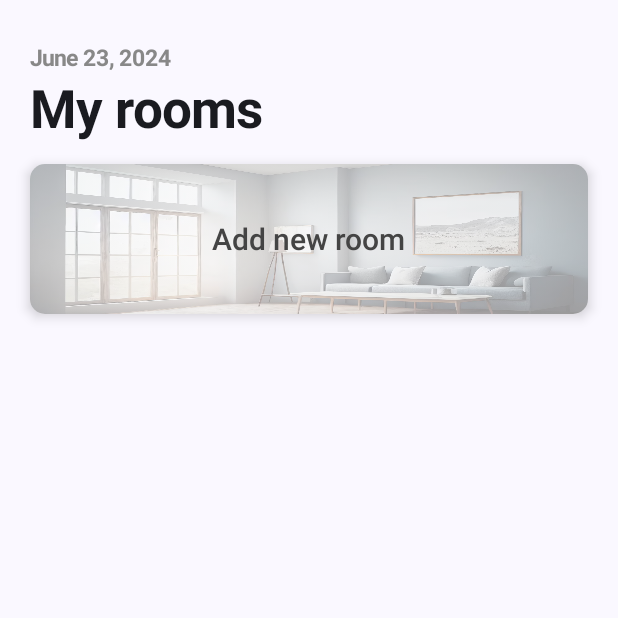
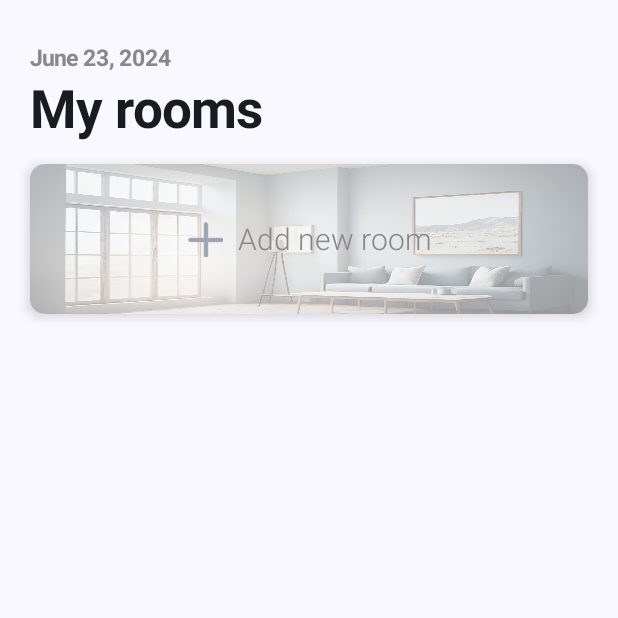
Before and after one commit to thetixious/MobileApp, an Android app built with Jetpack Compose: the screen it shows after launch (MainActivity), on a phone screen of 412 x 824 dp, the top half of it. Run offline under Robolectric (Android 15) with nearby library versions, the phone set to English and light mode, and no system bars.

Commit message:
add form for creation room

```diff
--- a/app/src/main/java/com/rmp/lab/MainActivity.kt
+++ b/app/src/main/java/com/rmp/lab/MainActivity.kt
@@ -1,16 +1,12 @@
 package com.rmp.lab
 
-import android.graphics.Color
 import android.os.Bundle
 import androidx.activity.ComponentActivity
 import androidx.activity.compose.setContent
 import androidx.compose.foundation.layout.fillMaxSize
 import androidx.compose.material3.MaterialTheme
 import androidx.compose.material3.Surface
-import androidx.compose.material3.Text
-import androidx.compose.runtime.Composable
 import androidx.compose.ui.Modifier
-import androidx.compose.ui.tooling.preview.Preview
 import androidx.navigation.compose.NavHost
 import androidx.navigation.compose.composable
 import androidx.navigation.compose.rememberNavController
--- a/app/src/main/java/com/rmp/lab/ui/form/CreateRoomScreen.kt
+++ /dev/null
@@ -1,4 +0,0 @@
-package com.rmp.lab.ui.form
-
-class CreateRoomScreen {
-}
--- a/app/src/main/java/com/rmp/lab/ui/screen/AddNewRoom.kt
+++ b/app/src/main/java/com/rmp/lab/ui/screen/AddNewRoom.kt
@@ -1,12 +1,15 @@
 package com.rmp.lab.ui.screen
 
 
+import androidx.compose.foundation.Image
 import androidx.compose.foundation.background
 import androidx.compose.foundation.layout.Box
+import androidx.compose.foundation.layout.Row
 
 import androidx.compose.foundation.layout.fillMaxWidth
 import androidx.compose.foundation.layout.height
 import androidx.compose.foundation.layout.padding
+import androidx.compose.foundation.layout.size
 
 import androidx.compose.foundation.shape.RoundedCornerShape
 
@@ -36,8 +39,8 @@ fun AddNewRoom() {
             fillMaxWidth()
                 .padding(10.dp)
                 .height(100.dp)
-                .shadow(elevation =5.dp, shape = shape, clip = false)
-                .background(color = Color.White, shape =shape)
+                .shadow(elevation = 5.dp, shape = shape, clip = false)
+                .background(color = Color.White, shape = shape)
                 .clip(shape)
                 .paint(
                     painterResource(id = R.drawable.living_room),
@@ -46,10 +49,23 @@ fun AddNewRoom() {
                 )
         }
     ) {
+        Row(
+            verticalAlignment = Alignment.CenterVertically
+        ){
+            Image(
+                painter = painterResource(id = R.drawable.add),
+                contentDescription = "next",
+                modifier = Modifier
+                    .size(24.dp)
+
+            )
         Text(
+            modifier = Modifier.padding(start=10.dp),
             text = "Add new room",
-            color = Color.DarkGray,
-            style = TextStyle(fontSize = 20.sp, fontWeight = FontWeight.SemiBold)
+            color = Color.Gray,
+            style = TextStyle(fontSize = 20.sp, fontWeight = FontWeight.Light)
         )
+        }
+
     }
 }
--- a/app/src/main/java/com/rmp/lab/ui/screen/MainPage.kt
+++ b/app/src/main/java/com/rmp/lab/ui/screen/MainPage.kt
@@ -1,24 +1,17 @@
 package com.rmp.lab.ui.screen
 
-import androidx.compose.foundation.background
 import androidx.compose.foundation.layout.Arrangement
-import androidx.compose.foundation.layout.Box
 import androidx.compose.foundation.layout.Column
 import androidx.compose.foundation.layout.Row
 import androidx.compose.foundation.layout.fillMaxSize
 import androidx.compose.foundation.layout.fillMaxWidth
 import androidx.compose.foundation.layout.padding
-import androidx.compose.foundation.layout.size
-import androidx.compose.foundation.shape.RoundedCornerShape
 import androidx.compose.material3.Text
 import androidx.compose.runtime.Composable
 import androidx.compose.ui.Alignment
 import androidx.compose.ui.Modifier
-import androidx.compose.ui.draw.shadow
 import androidx.compose.ui.graphics.Color
-import androidx.compose.ui.layout.ModifierLocalBeyondBoundsLayout
 import androidx.compose.ui.text.TextStyle
-import androidx.compose.ui.text.font.FontFamily
 import androidx.compose.ui.text.font.FontWeight
 import androidx.compose.ui.tooling.preview.Preview
 import androidx.compose.ui.unit.dp
@@ -26,7 +19,6 @@ import androidx.compose.ui.unit.sp
 import java.text.DateFormatSymbols
 import java.util.Calendar
 import java.util.Locale
-import kotlin.time.Duration.Companion.days
 
 
 @Preview(showSystemUi = true)
@@ -55,9 +47,7 @@ fun MainPage() {
 
             )
         }
-        Column(
-
-        ) {
+        Column{
             AddNewRoom()
         }
 
@@ -70,6 +60,6 @@ fun getCurrentDate(): String {
     val day = calendar.get(Calendar.DAY_OF_MONTH)
     val month = calendar.get(Calendar.MONTH)
     val year = calendar.get(Calendar.YEAR)
-    val monthName = DateFormatSymbols().months[month].capitalize(Locale.ENGLISH)
+    val monthName = DateFormatSymbols().months[month].replaceFirstChar { it.uppercase(Locale.ENGLISH) }
     return "$monthName ${day}, $year"
 }
--- a/app/src/main/java/com/rmp/lab/ui/theme/Type.kt
+++ b/app/src/main/java/com/rmp/lab/ui/theme/Type.kt
@@ -23,6 +23,8 @@ val Typography = Typography(
         lineHeight = 28.sp,
         letterSpacing = 0.sp
     ),
+
+
     labelSmall = TextStyle(
         fontFamily = FontFamily.Default,
         fontWeight = FontWeight.Medium,
```
Also changed, not shown: app/src/main/java/com/rmp/lab/ui/form/CreateRoomForm.kt (added, +112 -0 lines), app/src/main/res/drawable/add.png (added), app/src/main/res/drawable/back.png (added).
